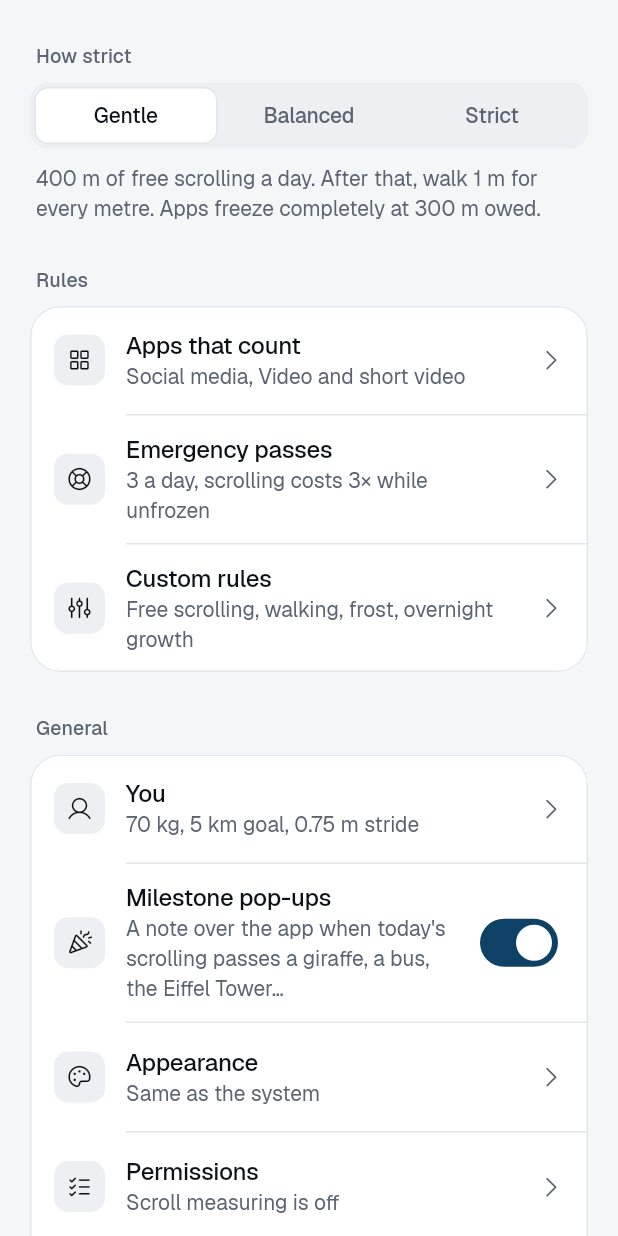
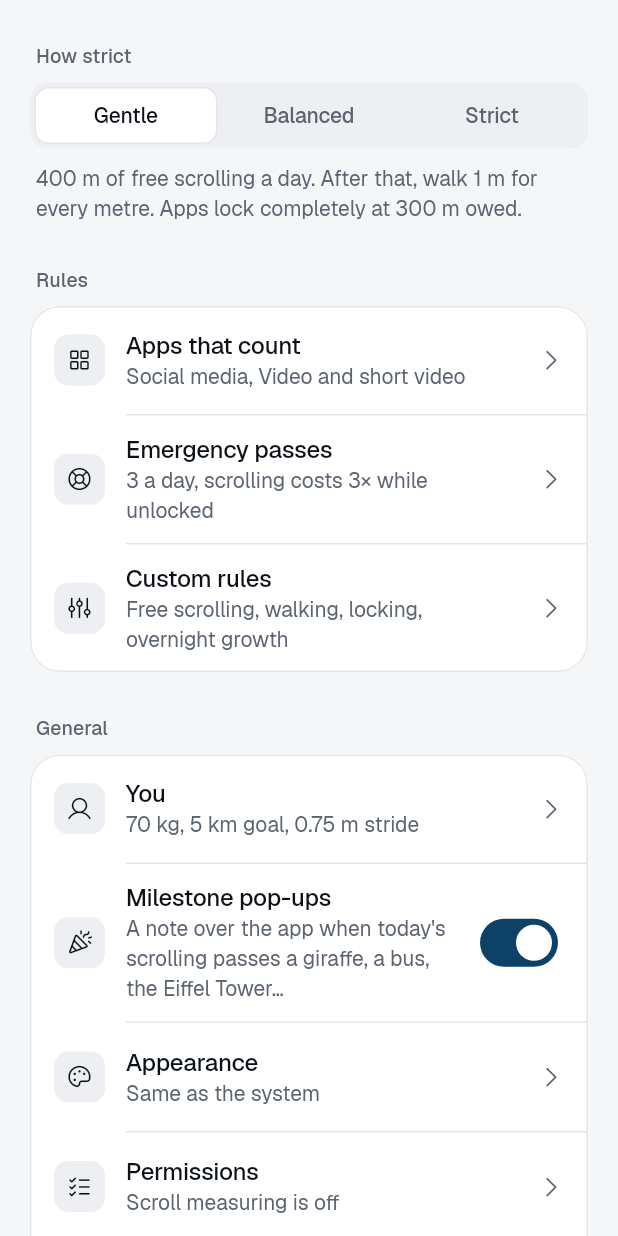
Before and after one commit to lebaaar/doomwalk, a Flutter app: the SettingsScreen widget shown alone on an empty page, opened directly, after a tap on "Gentle", on a phone screen of 412 x 824 dp. Run offline on Flutter 3.47's test engine with Material 3 defaults, Android fonts, the phone set to English and light mode, and no system bars; our stand-ins replace flutter_riverpod, pedometer, permission_handler, share_plus, sqflite; missing offline and left inert: home_widget; accounts and stored records are empty; project files that could hold a hidden picture were left out.

Commit message:
Daily limit wording, stronger blur, walk nudges, tappable pass timer
- "Frosting over" / "frozen" become "Daily limit hit" / "locked" across
  the overlay card, Today, Settings, onboarding and the service summary.
- The lock card says how long the walk takes ("about 3 minutes") and adds
  a line of encouragement that changes daily.
- Any debt now blurs the app at least half strength, growing to full;
  without window blur (battery saver, developer option off) a
  near-opaque wash hides it instead of a faint tint.
- The pass countdown pill takes taps and opens Scroll Debt, where the pass
  can be ended early.

Co-Authored-By: Claude Opus 5.5 <noreply@anthropic.com>
Claude-Session: https://claude.ai/code/session_0121XAmbkjL2kECfkfqcmLgm

```diff
--- a/lib/services/controller.dart
+++ b/lib/services/controller.dart
@@ -667,7 +667,8 @@ class ScrollDebtController extends ChangeNotifier {
     if (!force && !endpoint && pass == _lastPassSent && (target - _lastFrostSent).abs() < 0.01) return;
     _lastFrostSent = target;
     _lastPassSent = pass;
-    final (title, body) = frostCard(_knownLabel(foreground), debtM, full: target >= 0.999);
+    final (title, body) = frostCard(_knownLabel(foreground), debtM,
+        full: target >= 0.999, seed: DateTime.now().difference(DateTime(2000)).inDays);
     _log('frost -> ${target.toStringAsFixed(3)} fg=$foreground');
     unawaited(_safe(() => _native.setFrost(target,
         title: title,
@@ -934,14 +935,36 @@ class ScrollDebtController extends ChangeNotifier {
   }
 }
 
-/// The card over a frosted app: what happened and what to do.
-(String, String) frostCard(String? app, double debtM, {required bool full}) {
+/// Lines under the walking ask on the lock card, one a day ([frostCard]'s
+/// seed), so the card doesn't change text while it's up.
+const walkNudges = [
+  'A short walk beats another hour of feed.',
+  'Your legs have been waiting all day.',
+  'Every step clears the blur a little.',
+  'The feed will still be here. The sun might not.',
+  'Fresh air first, then back to it. Deal?',
+  'Your thumb deserves a break. Your legs don\'t.',
+  'Put on some music and go. It\'s over before the third song.',
+];
+
+/// Minutes to walk [metres] at an easy 80 m a minute: "about 3 minutes".
+String walkMinutes(double metres) {
+  final min = (metres / 80).ceil();
+  return min <= 1 ? 'about a minute' : 'about $min minutes';
+}
+
+/// The card over an app once the daily limit is hit: what happened, how
+/// far (and how long) to walk, and a nudge to go.
+(String, String) frostCard(String? app, double debtM, {required bool full, int seed = 0}) {
   final name = app ?? 'This app';
   // No-break space: "512.6 m" never splits across lines.
   final walk = formatMetres(debtM).replaceAll(' ', '\u00A0');
+  final time = walkMinutes(debtM);
+  final nudge = walkNudges[seed % walkNudges.length];
   return full
-      ? ('$name is frozen', 'You\'ve used up your free scrolling. Walk $walk to unfreeze it.')
-      : ('$name is frosting over', 'You\'re past your free scrolling. Walk $walk to clear it. Scrolling more adds to it.');
+      ? ('$name is locked', 'Daily limit hit. Walk $walk ($time) to unlock it.\n\n$nudge')
+      : ('Daily limit hit',
+          '$name stays blurred until you walk $walk ($time). Scrolling more adds to it.\n\n$nudge');
 }
 
 /// The banner when an app that counts is opened with free scrolling used up.
--- a/lib/ui/home_screen.dart
+++ b/lib/ui/home_screen.dart
@@ -142,7 +142,7 @@ class _TodayTab extends StatelessWidget {
           else if (!c.status.serviceConnected)
             const _Notice(
               title: 'Scroll measuring has stopped',
-              body: 'It\'s switched on but Android stopped it, so nothing frosts. Tap to see why and restart it.',
+              body: 'It\'s switched on but Android stopped it, so no app gets locked. Tap to see why and restart it.',
             ),
           if (c.walkError != null)
             const _Notice(
@@ -282,13 +282,12 @@ class _TodayCardState extends State<_TodayCard> {
     final done = verdict == _Verdict.limit;
     final strong = owed ? col.onHero : (done ? col.danger : col.accent);
     final penalty = formatTimes(c.config.overridePenalty);
-    final frostPct = (c.frostLevel * 100).round();
     final apps = c.frostedAppsToday;
     final which = apps.isEmpty ? 'your restricted apps' : 'apps like ${_appList(c, apps)}';
 
     final (IconData icon, String status) = switch (verdict) {
       _Verdict.walk => (Ph.walk, 'Time for a walk'),
-      _Verdict.unfrozen => (Ph.lifebuoy, 'Unfrozen for ${_countdown(c)}'),
+      _Verdict.unfrozen => (Ph.lifebuoy, 'Unlocked for ${_countdown(c)}'),
       _Verdict.limit => (Ph.lockSimple, 'Free scrolling used up'),
       _Verdict.low => (Ph.warningCircle, 'Almost at your limit'),
       _Verdict.free => (Ph.checkCircle, 'You\'re good to scroll'),
@@ -296,8 +295,8 @@ class _TodayCardState extends State<_TodayCard> {
     final value = owed ? debt : left;
     final sentence = switch (verdict) {
       _Verdict.walk => c.status.serviceConnected
-          ? 'to walk off. Until then, $which stay frosted ($frostPct%).'
-          : 'to walk off. Frost is paused while scroll measuring is off.',
+          ? 'to walk off (${walkMinutes(debt)}). Until then, $which stay locked.'
+          : 'to walk off. Locking is paused while scroll measuring is off.',
       _Verdict.unfrozen => owed
           ? 'still to walk off. Scrolling costs $penalty until the pass ends.'
           : 'of free scrolling left. Past that, scrolling costs $penalty until the pass ends.',
@@ -548,12 +547,12 @@ class _PassButton extends StatelessWidget {
         ),
         onPressed: left > 0 ? c.startOverride : null,
         icon: const Icon(Ph.lifebuoy, size: 20),
-        label: Text('Unfreeze for ${c.config.overrideMinutes} min'),
+        label: Text('Unlock for ${c.config.overrideMinutes} min'),
       ),
       const SizedBox(height: 8),
       Text(
         left > 0
-            ? 'Scrolling costs $penalty while unfrozen. $left ${left == 1 ? 'pass' : 'passes'} left today.'
+            ? 'Scrolling costs $penalty while unlocked. $left ${left == 1 ? 'pass' : 'passes'} left today.'
             : 'No passes left today.',
         textAlign: TextAlign.center,
         style: t.bodySmall?.merge(numeric).copyWith(color: muted),
--- a/lib/ui/onboarding_screen.dart
+++ b/lib/ui/onboarding_screen.dart
@@ -32,7 +32,7 @@ const _steps = [
   _Step(
     _StepId.accessibility,
     'Turn on scroll measuring',
-    'An accessibility service measures how far you scroll and draws the frost. It receives scroll '
+    'An accessibility service measures how far you scroll and blurs apps once your limit is hit. It receives scroll '
         'distances and the name of the open app. It cannot read your screen.',
     'Open accessibility settings',
   ),
@@ -185,7 +185,7 @@ class _OnboardingScreenState extends ConsumerState<OnboardingScreen> with Widget
                 style: t.headlineLarge?.copyWith(fontSize: 34, letterSpacing: -1.4)),
             const SizedBox(height: 14),
             Text(
-              'Scrolling past your daily allowance turns into walking you owe. Social apps frost over until '
+              'Scrolling past your daily allowance turns into walking you owe. Past it, social apps blur and lock until '
               'you walk it off, and every metre counts toward your daily movement goal.',
               style: t.bodyLarge?.copyWith(color: context.colors.muted),
             ),
--- a/lib/ui/permissions_screen.dart
+++ b/lib/ui/permissions_screen.dart
@@ -118,7 +118,7 @@ class _PermissionsScreenState extends ConsumerState<PermissionsScreen> with Widg
                   ? 'On and running'
                   : st.accessibilityEnabled
                       ? 'On, but not running'
-                      : 'Off. Nothing is measured or frosted.',
+                      : 'Off. Nothing is measured or locked.',
               action: 'Accessibility',
               onTap: c.native.openAccessibilitySettings,
             ),
@@ -258,7 +258,7 @@ class _StoppedCard extends StatelessWidget {
           ]),
           const SizedBox(height: 8),
           Text(
-            'It\'s switched on in Settings, but Android isn\'t running it, so nothing is measured or frosted. $why',
+            'It\'s switched on in Settings, but Android isn\'t running it, so nothing is measured or locked. $why',
             style: t.bodyMedium?.copyWith(color: col.muted),
           ),
           if (showAdbHint && exit?.description != null) ...[
--- a/lib/ui/settings_screen.dart
+++ b/lib/ui/settings_screen.dart
@@ -45,7 +45,7 @@ class SettingsScreen extends ConsumerWidget {
                 : preset == null
                     ? 'You\'re using custom rules. Pick a level to replace them.'
                     : '${formatRound(cfg.allowanceM)} of free scrolling a day. After that, walk '
-                        '${_x(cfg.ratio)} m for every metre. Apps freeze completely at '
+                        '${_x(cfg.ratio)} m for every metre. Apps lock completely at '
                         '${formatRound(cfg.frostMaxDebtM)} owed.',
             style: t.bodyMedium?.copyWith(color: context.colors.muted),
           ),
@@ -61,13 +61,13 @@ class SettingsScreen extends ConsumerWidget {
           _NavTile(
             icon: Ph.lifebuoy,
             title: 'Emergency passes',
-            subtitle: '${cfg.overridesPerDay} a day, scrolling costs ${formatTimes(cfg.overridePenalty)} while unfrozen',
+            subtitle: '${cfg.overridesPerDay} a day, scrolling costs ${formatTimes(cfg.overridePenalty)} while unlocked',
             page: const _PassesPage(),
           ),
           const _NavTile(
             icon: Ph.sliders,
             title: 'Custom rules',
-            subtitle: 'Free scrolling, walking, frost, overnight growth',
+            subtitle: 'Free scrolling, walking, locking, overnight growth',
             page: _CustomRulesPage(),
           ),
         ]),
@@ -185,7 +185,7 @@ class _AppsThatCountPage extends ConsumerWidget {
   Widget build(BuildContext context, WidgetRef ref) {
     final c = ref.watch(controllerProvider);
     return _SubPage(title: 'Apps that count', children: [
-      const _Help('Scrolling in these apps counts toward debt, and they freeze over when you owe. '
+      const _Help('Scrolling in these apps counts toward debt, and they blur and lock when you owe. '
           'Everything else, like banking, calls and maps, is never touched.'),
       TileGroup(children: [
         for (final cat in AppCategory.values)
@@ -217,7 +217,7 @@ class _PassesPage extends ConsumerWidget {
     final cfg = c.config;
     void set(DebtConfig n) => c.updateConfig(n);
     return _SubPage(title: 'Emergency passes', children: [
-      _Help('A pass unfreezes your apps for ${cfg.overrideMinutes} minutes when you really need them. '
+      _Help('A pass unlocks your apps for ${cfg.overrideMinutes} minutes when you really need them. '
           'Scrolling still counts, at a higher cost.'),
       TileGroup(children: [
         _SliderRow(
@@ -230,7 +230,7 @@ class _PassesPage extends ConsumerWidget {
           onChanged: (v) => set(cfg.copyWith(overridesPerDay: v.round())),
         ),
         _SliderRow(
-          label: 'Cost while unfrozen',
+          label: 'Cost while unlocked',
           value: cfg.overridePenalty,
           min: 1,
           max: 5,
@@ -275,7 +275,7 @@ class _CustomRulesPage extends ConsumerWidget {
           onChanged: (v) => set(cfg.copyWith(ratio: v)),
         ),
         _SliderRow(
-          label: 'Apps freeze completely at',
+          label: 'Apps lock completely at',
           value: cfg.frostMaxDebtM,
           min: 10,
           max: 500,
@@ -445,8 +445,8 @@ class _DeveloperToolsState extends State<DeveloperTools> {
     return Column(crossAxisAlignment: CrossAxisAlignment.stretch, children: [
       SwitchListTile(
         title: const Text('Demo mode'),
-        subtitle: Text('${demo.allowanceM.toStringAsFixed(0)} m free, 1 m walked per metre, apps freeze at '
-            '${demo.frostMaxDebtM.toStringAsFixed(0)} m. Scroll, freeze, walk and clear fit in two minutes.'),
+        subtitle: Text('${demo.allowanceM.toStringAsFixed(0)} m free, 1 m walked per metre, apps lock at '
+            '${demo.frostMaxDebtM.toStringAsFixed(0)} m. Scroll, lock, walk and unlock fit in two minutes.'),
         value: c.config.demoMode,
         onChanged: (v) => c.updateConfig(c.config.copyWith(demoMode: v)),
       ),
```
Also changed, not shown: 14 other files.
